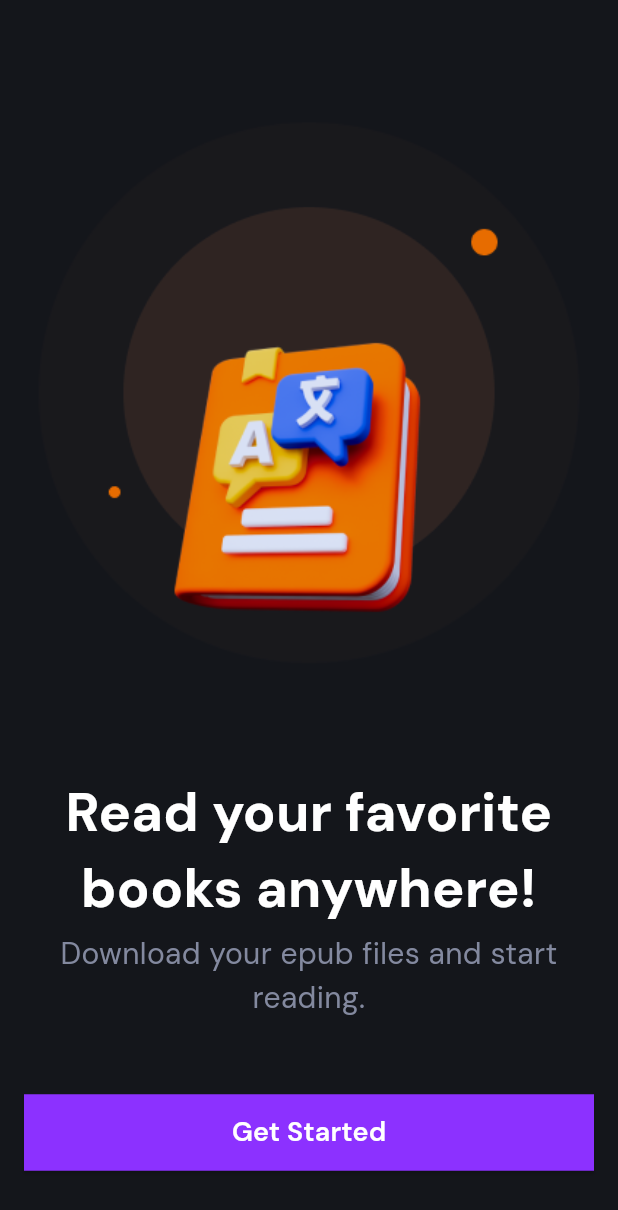
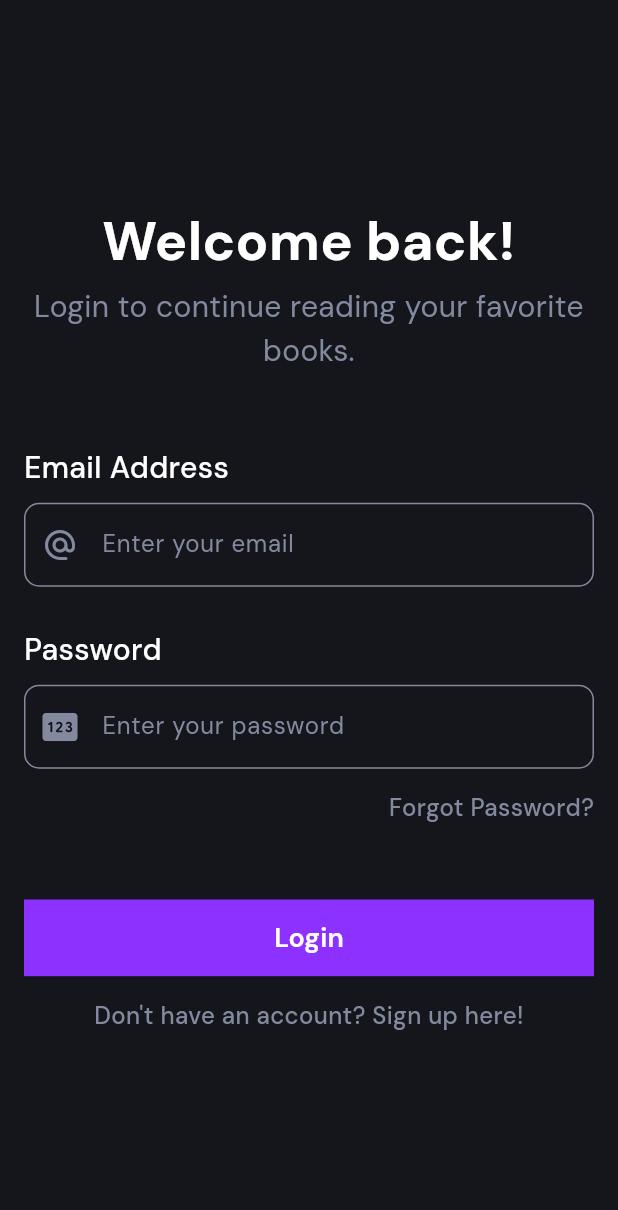
Before and after one commit to Maheen-Ilyas/ReadHaven, a Flutter app: the screen it shows after launch, after a tap on "Get Started", on a phone screen of 412 x 824 dp. Shown: the top 1210 px of the screen. Run offline on Flutter 3.47's test engine with Material 3 defaults, Android fonts, the phone set to English and light mode, and no system bars; our stand-ins replace get, google_fonts.

Commit message:
Auth UI done

```diff
--- a/lib/main.dart
+++ b/lib/main.dart
@@ -1,5 +1,9 @@
 import 'package:flutter/material.dart';
+import 'package:get/get.dart';
 import 'package:google_fonts/google_fonts.dart';
+import 'package:readhaven/views/auth/enter_name.dart';
+import 'package:readhaven/views/auth/login.dart';
+import 'package:readhaven/views/auth/signup.dart';
 import 'package:readhaven/views/onboarding/onboarding.dart';
 
 void main() {
@@ -11,7 +15,7 @@ class MyApp extends StatelessWidget {
 
   @override
   Widget build(BuildContext context) {
-    return MaterialApp(
+    return GetMaterialApp(
       title: 'Read Haven',
       theme: ThemeData(
         fontFamily: GoogleFonts.dmSans().fontFamily,
@@ -21,6 +25,11 @@ class MyApp extends StatelessWidget {
           surfaceTintColor: const Color(0xff14161B),
         ),
       ),
+      getPages: [
+        GetPage(name: '/login', page: () => const Login()),
+        GetPage(name: '/signup', page: () => const Signup()),
+        GetPage(name: '/name', page: () => const EnterName()),
+      ],
       debugShowCheckedModeBanner: false,
       home: const Onboarding(),
     );
--- /dev/null
+++ b/lib/views/auth/login.dart
@@ -0,0 +1,149 @@
+import 'package:flutter/material.dart';
+import 'package:get/get.dart';
+import 'package:readhaven/constants/app_constants.dart';
+import 'package:readhaven/controller/login_controller.dart';
+import 'package:readhaven/widgets/custom_textfiled.dart';
+
+class Login extends StatefulWidget {
+  const Login({super.key});
+
+  @override
+  State<Login> createState() => _LoginState();
+}
+
+class _LoginState extends State<Login> {
+  @override
+  Widget build(BuildContext context) {
+    double screenHeight = AppConstants.getScreenHeight(context);
+    final controller = Get.put(LoginController());
+
+    return Scaffold(
+      body: SafeArea(
+        child: Padding(
+          padding: const EdgeInsets.all(16.0),
+          child: Center(
+            child: SingleChildScrollView(
+              child: Column(
+                children: [
+                  Text(
+                    "Welcome back!",
+                    textAlign: TextAlign.center,
+                    style: TextStyle(
+                      color: Colors.white,
+                      fontSize: 36.0,
+                      fontWeight: FontWeight.bold,
+                    ),
+                  ),
+                  SizedBox(height: screenHeight * 0.005),
+                  Text(
+                    "Login to continue reading your favorite books.",
+                    textAlign: TextAlign.center,
+                    style: TextStyle(
+                      color: Color(0xff83899F),
+                      fontSize: 20.0,
+                    ),
+                  ),
+                  SizedBox(height: screenHeight * 0.06),
+                  Align(
+                    alignment: Alignment.centerLeft,
+                    child: Text(
+                      "Email Address",
+                      style: TextStyle(
+                        color: Colors.white,
+                        fontSize: 20.0,
+                        fontWeight: FontWeight.w500,
+                      ),
+                    ),
+                  ),
+                  SizedBox(height: screenHeight * 0.01),
+                  CustomTextField(
+                    controller: controller.emailController,
+                    hintText: "Enter your email",
+                    obscureText: false,
+                    prefixIcon: Icon(
+                      Icons.alternate_email_rounded,
+                      color: Color(0xff83899F),
+                      size: 24.0,
+                    ),
+                  ),
+                  SizedBox(height: screenHeight * 0.034),
+                  Align(
+                    alignment: Alignment.centerLeft,
+                    child: Text(
+                      "Password",
+                      style: TextStyle(
+                        color: Colors.white,
+                        fontSize: 20.0,
+                        fontWeight: FontWeight.w500,
+                      ),
+                    ),
+                  ),
+                  SizedBox(height: screenHeight * 0.01),
+                  CustomTextField(
+                    controller: controller.passwordController,
+                    hintText: "Enter your password",
+                    obscureText: true,
+                    prefixIcon: Icon(
+                      Icons.pin_rounded,
+                      color: Color(0xff83899F),
+                      size: 28.0,
+                    ),
+                  ),
+                  SizedBox(height: screenHeight * 0.018),
+                  GestureDetector(
+                    onTap: () {},
+                    child: Align(
+                      alignment: Alignment.centerRight,
+                      child: Text(
+                        "Forgot Password?",
+                        style: TextStyle(
+                          color: Color(0xff83899F),
+                          fontSize: 16.0,
+                          fontWeight: FontWeight.w500,
+                        ),
+                      ),
+                    ),
+                  ),
+                  SizedBox(height: screenHeight * 0.06),
+                  ElevatedButton(
+                    onPressed: () {
+                      controller.fieldVerification(context);
+                    },
+                    style: ElevatedButton.styleFrom(
+                      backgroundColor: Color(0xff8C31FF),
+                      minimumSize: Size(double.infinity, screenHeight * 0.062),
+                      shape: ContinuousRectangleBorder(
+                        borderRadius: BorderRadius.circular(0.0),
+                      ),
+                    ),
+                    child: Text(
+                      "Login",
+                      style: TextStyle(
+                        color: Colors.white,
+                        fontSize: 18.0,
+                        fontWeight: FontWeight.w600,
+                      ),
+                    ),
+                  ),
+                  SizedBox(height: screenHeight * 0.018),
+                  GestureDetector(
+                    onTap: () => Get.toNamed('/signup'),
+                    child: Text(
+                      "Don't have an account? Sign up here!",
+                      textAlign: TextAlign.center,
+                      style: TextStyle(
+                        color: Color(0xff83899F),
+                        fontSize: 16.0,
+                        fontWeight: FontWeight.w500,
+                      ),
+                    ),
+                  ),
+                ],
+              ),
+            ),
+          ),
+        ),
+      ),
+    );
+  }
+}
--- a/lib/views/onboarding/onboarding.dart
+++ b/lib/views/onboarding/onboarding.dart
@@ -1,4 +1,5 @@
 import 'package:flutter/material.dart';
+import 'package:get/get.dart';
 import 'package:readhaven/constants/app_constants.dart';
 
 class Onboarding extends StatefulWidget {
@@ -18,8 +19,8 @@ class _OnboardingState extends State<Onboarding> {
         child: Padding(
           padding: const EdgeInsets.all(16.0),
           child: Column(
+            mainAxisAlignment: MainAxisAlignment.center,
             children: [
-              SizedBox(height: screenHeight * 0.05),
               Image.asset('assets/book.png'),
               SizedBox(height: screenHeight * 0.06),
               Text(
@@ -42,7 +43,7 @@ class _OnboardingState extends State<Onboarding> {
               ),
               SizedBox(height: screenHeight * 0.06),
               ElevatedButton(
-                onPressed: () {},
+                onPressed: () => Get.toNamed('/login'),
                 style: ElevatedButton.styleFrom(
                   backgroundColor: Color(0xff8C31FF),
                   minimumSize: Size(double.infinity, screenHeight * 0.062),
--- /dev/null
+++ b/lib/widgets/custom_textfiled.dart
@@ -0,0 +1,49 @@
+import 'package:flutter/material.dart';
+
+class CustomTextField extends StatelessWidget {
+  const CustomTextField({
+    super.key,
+    required this.controller,
+    required this.hintText,
+    required this.obscureText,
+    required this.prefixIcon,
+  });
+
+  final TextEditingController controller;
+  final String hintText;
+  final bool obscureText;
+  final Widget prefixIcon;
+
+  @override
+  Widget build(BuildContext context) {
+    return TextField(
+      controller: controller,
+      style: const TextStyle(
+        fontSize: 16.0,
+        color: Colors.white,
+      ),
+      obscureText: obscureText,
+      cursorColor: Colors.black87,
+      decoration: InputDecoration(
+        hintText: hintText,
+        hintStyle: const TextStyle(
+          fontSize: 16.0,
+          color: Color(0xff83899F),
+        ),
+        prefixIcon: prefixIcon,
+        focusedBorder: OutlineInputBorder(
+          borderRadius: BorderRadius.circular(10.0),
+          borderSide: const BorderSide(
+            color: Color(0xff83899F),
+          ),
+        ),
+        enabledBorder: OutlineInputBorder(
+          borderRadius: BorderRadius.circular(10.0),
+          borderSide: const BorderSide(
+            color: Color(0xff83899F),
+          ),
+        ),
+      ),
+    );
+  }
+}
--- a/pubspec.yaml
+++ b/pubspec.yaml
@@ -35,6 +35,7 @@ dependencies:
   # Use with the CupertinoIcons class for iOS style icons.
   cupertino_icons: ^1.0.8
   google_fonts: ^6.2.1
+  get: ^4.6.6
 
 dev_dependencies:
   flutter_test:
```
Also changed, not shown: lib/controller/enter_name_controller.dart (added, +29 -0 lines), lib/controller/login_controller.dart (added, +59 -0 lines), lib/controller/signup_controller.dart (added, +91 -0 lines), lib/views/auth/enter_name.dart (added, +100 -0 lines), lib/views/auth/signup.dart (added, +159 -0 lines), pubspec.lock.
